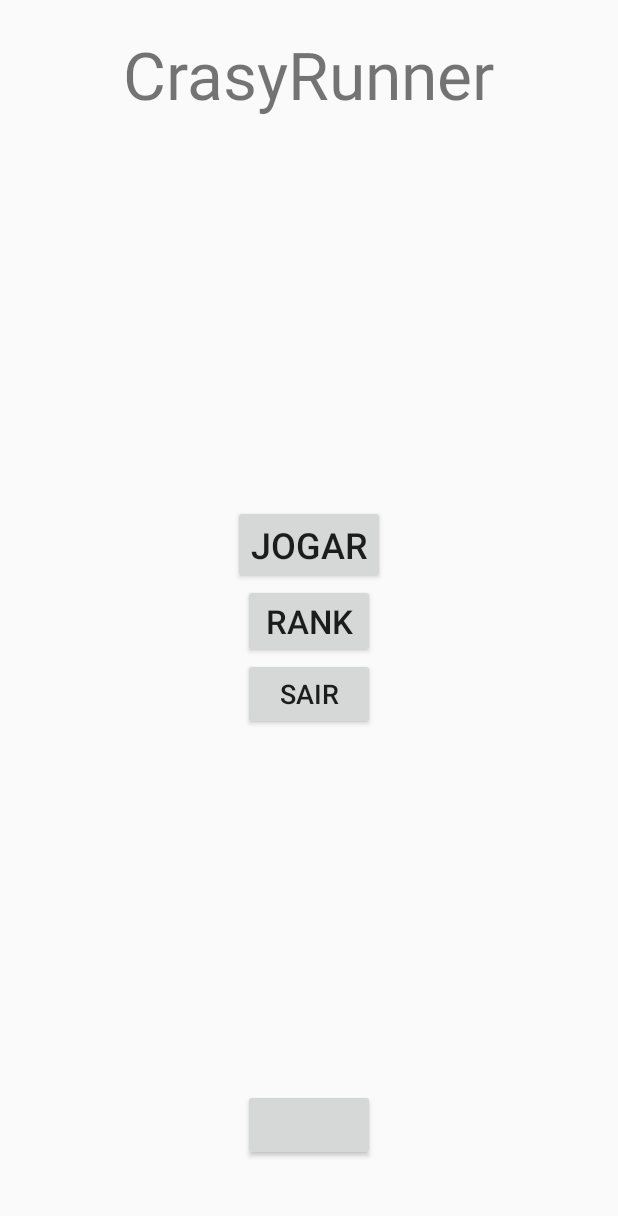
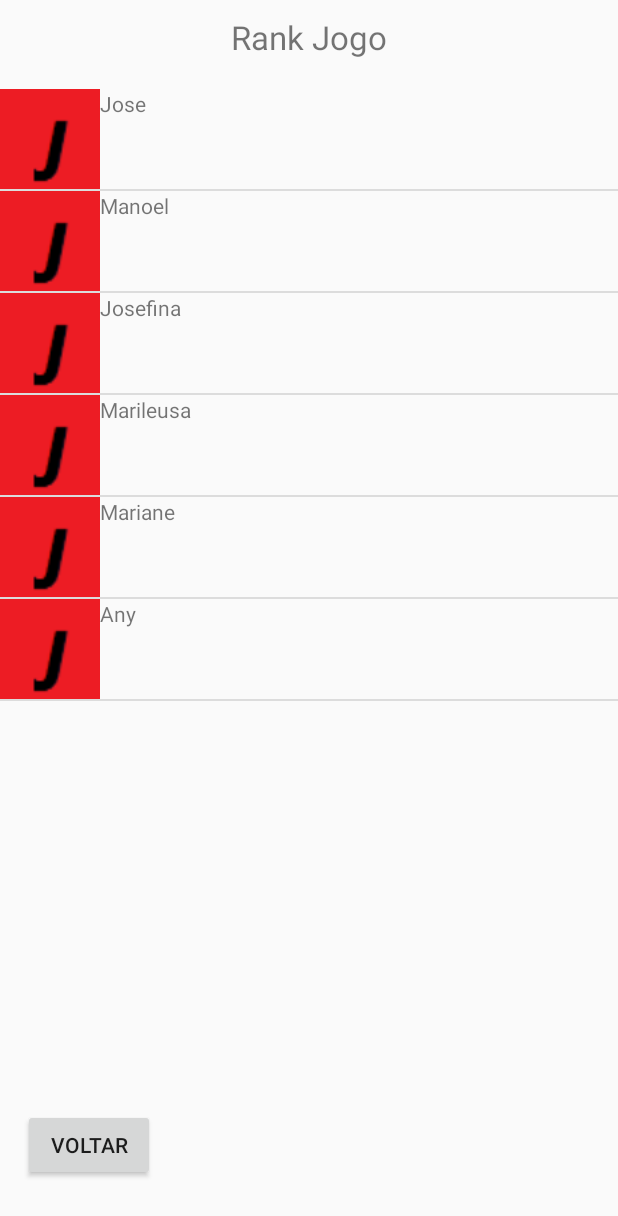
Before and after one commit to jeffersoncsilva/CrasyRunner, an Android app: the screen it shows after launch (MainActivity before the commit, RankJogo after it), after a tap on "RANK", on a phone screen of 412 x 824 dp. Shown: the top 1216 px of the screen. Run offline under Robolectric (Android 15) with nearby library versions, the light colour scheme and no system bars; libraries missing offline, so code that uses them is left out: com.facebook, com.facebook.appevents, com.facebook.login; plain views replace LoginButton; 7 statements that could not run were skipped.

Commit message:
Implementada telas de rank e tela de convite para jogar no facebook.

```diff
--- /dev/null
+++ b/app/src/main/java/integrador/senac/com/crasyrunner/Amigo.java
@@ -0,0 +1,32 @@
+package integrador.senac.com.crasyrunner;
+
+import android.content.Context;
+import android.graphics.Bitmap;
+import android.graphics.BitmapFactory;
+
+/**
+ * Created by Jefferson on 08/05/2016.
+ */
+public class Amigo {
+    private String nome;
+    private Bitmap foto;
+    private int id;
+
+    public Amigo(String nome, Context context, int id){
+        this.nome = nome;
+        Bitmap back = BitmapFactory.decodeResource(context.getResources(), R.drawable.jogaodr);
+        this.foto = Bitmap.createScaledBitmap(back, 100,100,true);
+        this.id = id;
+    }
+
+
+    public Bitmap getFoto() {
+        return foto;
+    }
+
+    public String getNome(){
+        return  this.nome;
+    }
+
+    public int getId() {return  this.id; }
+}
--- /dev/null
+++ b/app/src/main/java/integrador/senac/com/crasyrunner/ListaAmigosAdapter.java
@@ -0,0 +1,57 @@
+package integrador.senac.com.crasyrunner;
+
+import android.app.Activity;
+import android.media.Image;
+import android.view.LayoutInflater;
+import android.view.View;
+import android.view.ViewGroup;
+import android.widget.BaseAdapter;
+import android.widget.ImageView;
+import android.widget.TextView;
+
+import java.util.ArrayList;
+
+/**
+ * Created by Jefferson on 08/05/2016.
+ */
+public class ListaAmigosAdapter extends BaseAdapter {
+    private ArrayList<Amigo> amigos;
+    private Activity act;
+
+    public ListaAmigosAdapter(ArrayList<Amigo> amigos, Activity rankJogo) {
+        this.amigos = amigos;
+        this.act = rankJogo;
+    }
+
+    @Override
+    public int getCount() {
+        return amigos.size();
+    }
+
+    @Override
+    public Object getItem(int position) {
+        return amigos.get(position);
+    }
+
+    @Override
+    public long getItemId(int position) {
+        Amigo amigo = amigos.get(position);
+        return amigo.getId();
+    }
+
+    @Override
+    public View getView(int position, View convertView, ViewGroup parent) {
+        Amigo amigo = amigos.get(position);
+        LayoutInflater inflater = act.getLayoutInflater();
+
+        View linha = inflater.inflate(R.layout.linha_rank, null);
+
+        TextView nome = (TextView) linha.findViewById(R.id.nome);
+        nome.setText(amigo.getNome());
+
+        ImageView img = (ImageView) linha.findViewById(R.id.foto);
+        img.setImageBitmap(amigo.getFoto());
+
+        return linha;
+    }
+}
--- a/app/src/main/java/integrador/senac/com/crasyrunner/MainActivity.java
+++ b/app/src/main/java/integrador/senac/com/crasyrunner/MainActivity.java
@@ -75,13 +75,20 @@ public class MainActivity extends AppCompatActivity {
     }
 
     public void rank(View v){
-        Log.i("rank", "mostrando rank do jogo.");
-        Button btn = (Button) findViewById(R.id.btnVoltar);
+        Intent rank = new Intent(MainActivity.this, RankJogo.class);
+        startActivity(rank);
+        finish();
     }
 
     public void sair(View v){
         finish();
         System.exit(0);
+    }
+
+    public void convida(View v){
+        Intent convite = new Intent(MainActivity.this, ConvidaAmigos.class);
+        startActivity(convite);
+        finish();
     }
 
     @Override
--- /dev/null
+++ b/app/src/main/java/integrador/senac/com/crasyrunner/RankJogo.java
@@ -0,0 +1,53 @@
+package integrador.senac.com.crasyrunner;
+
+import android.app.Activity;
+import android.content.Intent;
+import android.os.Bundle;
+import android.view.View;
+import android.widget.Button;
+import android.widget.ListView;
+
+import java.util.ArrayList;
+import java.util.List;
+
+/**
+ * Created by Jefferson on 08/05/2016.
+ */
+public class RankJogo extends Activity {
+    private Button btnVoltar;
+    private ListView lista;
+
+    //lista de amigo somente para teste
+    private ArrayList<Amigo> amigos;
+    @Override
+    public void onCreate(Bundle savedInstance){
+        super.onCreate(savedInstance);
+        criaAmigos();
+        setContentView(R.layout.rank);
+        lista = (ListView) findViewById(R.id.listView);
+
+        btnVoltar = (Button) findViewById(R.id.btnVoltar);
+        btnVoltar.setOnClickListener(new View.OnClickListener() {
+            @Override
+            public void onClick(View v) {
+                Intent inicio = new Intent(RankJogo.this, MainActivity.class);
+                startActivity(inicio);
+                finish();
+            }
+        });
+
+        //seta os amigos na tela.
+        ListaAmigosAdapter adapter = new ListaAmigosAdapter(amigos, this);
+        lista.setAdapter(adapter);
+    }
+
+    private void criaAmigos(){
+        amigos = new ArrayList<>();
+        amigos.add(new Amigo("Jose", this, 1));
+        amigos.add(new Amigo("Manoel", this, 2));
+        amigos.add(new Amigo("Josefina", this, 3));
+        amigos.add(new Amigo("Marileusa", this, 4));
+        amigos.add(new Amigo("Mariane", this, 5));
+        amigos.add(new Amigo("Any", this, 6));
+    }
+}
--- /dev/null
+++ b/app/src/main/res/layout/linha_rank.xml
@@ -0,0 +1,17 @@
+<?xml version="1.0" encoding="utf-8"?>
+<LinearLayout
+    xmlns:android="http://schemas.android.com/apk/res/android"
+    android:orientation="horizontal"
+    android:layout_width="match_parent"
+    android:layout_height="match_parent"
+    android:id="@+id/fundo">
+    <ImageView
+        android:id="@+id/foto"
+        android:layout_width="wrap_content"
+        android:layout_height="wrap_content" />
+
+    <TextView
+        android:id="@+id/nome"
+        android:layout_height="wrap_content"
+        android:layout_width="fill_parent" />
+</LinearLayout>
--- a/app/src/main/res/values/strings.xml
+++ b/app/src/main/res/values/strings.xml
@@ -14,4 +14,5 @@
     <string name="medio">Médio</string>
     <string name="dificio">Dificio</string>
     <string name="shareFb">Compartilhar</string>
+    <string name="convidaFb">Convidar</string>
 </resources>
```
Also changed, not shown: app/src/main/AndroidManifest.xml (+10 -0 lines), app/src/main/java/integrador/senac/com/crasyrunner/ConvidaAmigos.java (added, +66 -0 lines), app/src/main/java/integrador/senac/com/crasyrunner/ConvidaAmigosAdapter.java (added, +56 -0 lines), app/src/main/res/layout/activity_main.xml (+9 -0 lines), app/src/main/res/layout/convida_amigos.xml (added, +32 -0 lines), app/src/main/res/layout/linha_convite.xml (added, +20 -0 lines).
